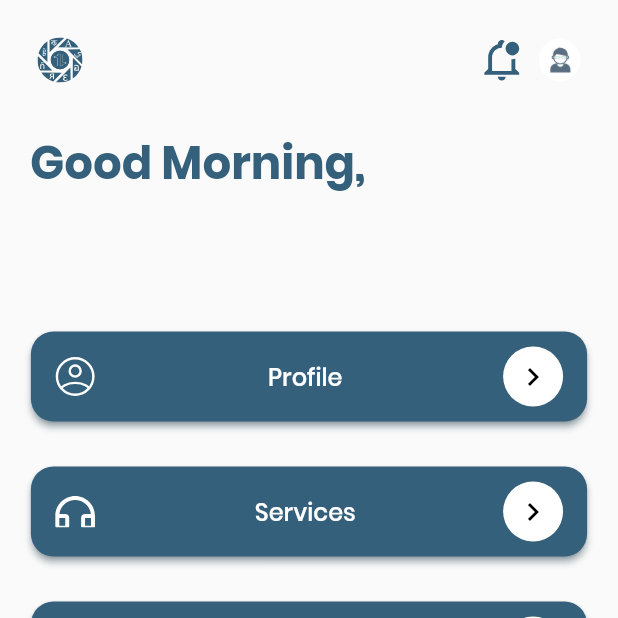
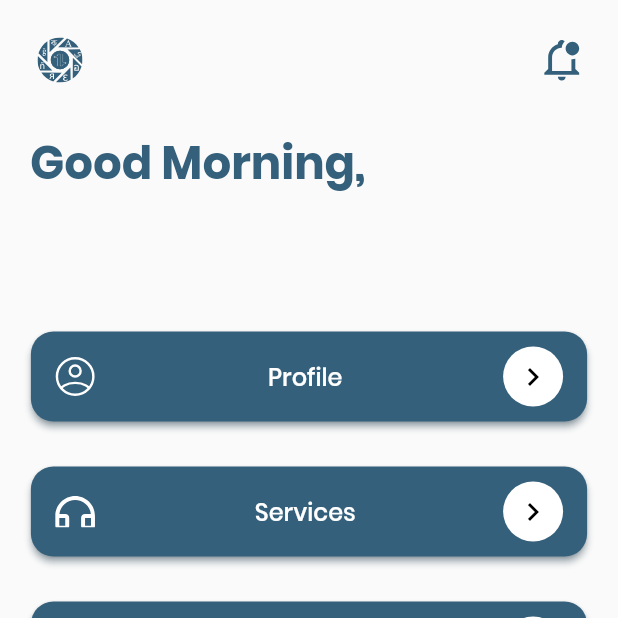
Before and after one commit to huzaifaa786/translation_vendor, a Flutter app: the MainScreen screen opened by its route, after a tap on "Services", after a tap on "Online", on a phone screen of 412 x 824 dp, the top half of it. Run offline on Flutter 3.47's test engine with Material 2 defaults, Android fonts, the light colour scheme and no system bars; drawn by our look-alikes of toggle_switch; our stand-ins replace cached_network_image, dio, flutter_datetime_picker, flutter_easyloading, flutter_svg, get and 6 more; missing offline and left inert: auto_size_text_field, datepicker_dropdown; accounts and stored records are empty; network calls fail; project files that could hold a hidden picture were left out.

Commit message:
Adil, 31/05/2023

```diff
--- a/lib/screen/main/main.dart
+++ b/lib/screen/main/main.dart
@@ -49,11 +49,11 @@
           child: Column(
             children: [
               Topbar(
-                image: mainController.vendor != null
-                    ? mainController.vendor!.profilepic == ''
-                        ? ''
-                        : mainController.vendor!.profilepic
-                    : '',
+                // image: mainController.vendor != null
+                //     ? mainController.vendor!.profilepic == ''
+                //         ? ''
+                //         : mainController.vendor!.profilepic
+                //     : '',
               ),
               mainController.vendor != null
                   ? Padding(
--- a/lib/screen/notification/notification.dart
+++ b/lib/screen/notification/notification.dart
@@ -19,7 +19,7 @@
       backgroundColor: Colors.white,
       body: SafeArea(
           child: Padding(
-            padding: const EdgeInsets.only(left: 12,right: 12),
+        padding: const EdgeInsets.only(left: 12, right: 12),
         child: Column(
           children: [
             TitleTopbar(
@@ -28,54 +28,26 @@
                 Get.back();
               },
             ),
-            SizedBox(height: 23,),
-            Container(
-              padding: const EdgeInsets.only(left: 1, right: 1,top: 12),
-              height: 100,
-              child: NotificationTile(
+            SizedBox(height: 8),
+            NotificationTile(
               title: 'your order recevied form',
               name: 'Fira Jonce',
-                      ontap: () {
-
-                      },
-                    )
-
+              ontap: () {},
             ),
-              Container(
-              padding: const EdgeInsets.only(left: 1, right: 1,top: 12),
-              height: 100,
-              child: NotificationTile(
+            NotificationTile(
               title: 'your order recevied form',
               name: 'Fira Jonce',
-                      ontap: () {
-
-                      },
-                    )
-
+              ontap: () {},
             ),
-              Container(
-              padding: const EdgeInsets.only(left: 1, right: 1,top: 12),
-              height: 100,
-              child: NotificationTile(
+            NotificationTile(
               title: 'your order recevied form',
               name: 'Fira Jonce',
-                      ontap: () {
-
-                      },
-                    )
-
+              ontap: () {},
             ),
-              Container(
-              padding: const EdgeInsets.only(left: 1, right: 1,top: 12),
-              height: 100,
-              child: NotificationTile(
+            NotificationTile(
               title: 'your order recevied form',
               name: 'Fira Jonce',
-                      ontap: () {
-
-                      },
-                    )
-
+              ontap: () {},
             ),
           ],
         ),
--- a/lib/screen/services/schedule.dart
+++ b/lib/screen/services/schedule.dart
@@ -46,7 +46,7 @@
             Text(
               widget.day! + ' Working Hours',
               style: TextStyle(
-                fontFamily: 'Mazzard',
+                fontFamily: 'Poppins',
                 fontSize: 16,
                 fontWeight: FontWeight.w500,
               ),
@@ -70,13 +70,13 @@
               },
               hint: '9:00',
               controller: startTimeController,
-              fontSize: 20.0,
+              fontSize: 18.0,
             ),
             Text(
               'To',
               style: TextStyle(
-                fontFamily: 'Mazzard',
-                fontSize: 20,
+                fontFamily: 'Poppins',
+                fontSize: 16,
                 fontWeight: FontWeight.w500,
               ),
             ),
@@ -93,8 +93,8 @@
                   serviceController.workingHours[index].endTime = endTime;
                 }, currentTime: DateTime.now());
               },
-              hint: '9:00',
-              fontSize: 20.0,
+              hint: '17:00',
+              fontSize: 18.0,
               controller: endTimeController,
             ),
             StarButton(
@@ -113,11 +113,11 @@
         serviceController.workingHours
                 .any((hour) => hour.day == widget.day! && hour.isFrozen)
             ? Padding(
-                padding: const EdgeInsets.only(bottom: 8),
+                padding: const EdgeInsets.only(bottom:12),
                 child: Text('This day is frozen'),
               )
             : Padding(
-                padding: const EdgeInsets.only(bottom: 8),
+                padding: const EdgeInsets.only(bottom: 12),
                 child: Text('This day is unfrozen'),
               ),
       ],
--- a/lib/screen/services/service.dart
+++ b/lib/screen/services/service.dart
@@ -125,15 +125,18 @@
                 ),
                 Row(
                   children: [
-                    SvgPicture.asset('assets/images/shedule.svg'),
                     Padding(
-                      padding: const EdgeInsets.only(left: 6, top: 4),
+                      padding: const EdgeInsets.only(right:6.0),
+                      child: SvgPicture.asset('assets/images/shedule.svg'),
+                    ),
+                    Padding(
+                      padding: const EdgeInsets.only(left: 6.0),
                       child: Text(
                         'Schedule',
                         style: TextStyle(
-                          fontFamily: 'Mazzard',
-                          fontSize: 20,
-                          fontWeight: FontWeight.w500,
+                          fontFamily: 'Poppins',
+                          fontSize: 18,
+                          fontWeight: FontWeight.w600,
                         ),
                       ),
                     )
@@ -204,12 +207,15 @@
                 Row(
                   children: [
                     SvgPicture.asset('assets/images/location.svg'),
-                    Text(
-                      ' Determine range of service',
-                      style: TextStyle(
-                        fontFamily: 'Mazzard',
-                        fontSize: 20,
-                        fontWeight: FontWeight.w500,
+                    Padding(
+                      padding: const EdgeInsets.only(left: 6.0),
+                      child: Text(
+                        ' Determine range of service',
+                        style: TextStyle(
+                          fontFamily: 'Poppins',
+                          fontSize: 18,
+                          fontWeight: FontWeight.w600,
+                        ),
                       ),
                     )
                   ],
@@ -220,8 +226,8 @@
                     : Row(
                         children: [
                           Container(
-                            height: 250,
-                            width: MediaQuery.of(context).size.width * 0.922,
+                            height: 180,
+                            width: MediaQuery.of(context).size.width * 0.9,
                             child: GoogleMap(
                               // circles: serviceController.setCircles(),
                               scrollGesturesEnabled: true,
@@ -257,7 +263,7 @@
                         ],
                       ),
                 SizedBox(
-                  height: 8,
+                  height: 20,
                 ),
                 Schedule(day: 'Monday'),
                 Schedule(day: 'Tuesday'),
--- a/lib/static/notification.dart
+++ b/lib/static/notification.dart
@@ -18,7 +18,9 @@
 
   @override
   Widget build(BuildContext context) {
-    return InkWell(
+    return Padding(
+      padding: const EdgeInsets.only(bottom: 6),
+      child: InkWell(
         onTap: ontap,
         child: Card(
           shadowColor: Colors.grey,
@@ -40,52 +42,56 @@
                             color: mainColor,
                             borderRadius: BorderRadius.all(Radius.circular(25)),
                           ),
-                        child:
-                            Image(image: AssetImage('assets/images/noti.png')),
+                          child: Image(
+                              image: AssetImage('assets/images/noti.png')),
                         ),
                         Container(
                           padding: const EdgeInsets.only(left: 12),
                           width: MediaQuery.of(context).size.width * 0.7,
                           child: Column(
-
                             crossAxisAlignment: CrossAxisAlignment.start,
                             mainAxisAlignment: MainAxisAlignment.spaceBetween,
-
                             children: [
                               Text(
                                 title,
                                 style: TextStyle(
-                                  fontSize: 15,
-                                  fontWeight: FontWeight.w500),
+                                    fontSize: 15, fontWeight: FontWeight.w500),
                                 maxLines: 2,
                               ),
                               SizedBox(height: 3),
                               Row(
-                              mainAxisAlignment: MainAxisAlignment.spaceBetween,
-
+                                mainAxisAlignment:
+                                    MainAxisAlignment.spaceBetween,
                                 children: [
                                   Text(
                                     name,
                                     style: TextStyle(
                                         fontSize: 14,
-                                      color: Color.fromARGB(255, 182, 107, 102),
+                                        color:
+                                            Color.fromARGB(255, 182, 107, 102),
                                         fontWeight: FontWeight.w500),
                                   ),
                                   Padding(
                                     padding: const EdgeInsets.only(top: 4),
-                                  child: Text('AED 56',style: TextStyle(
+                                    child: Text(
+                                      'AED 56',
+                                      style: TextStyle(
                                           fontSize: 13,
-                                        color:mainColor,
-                                        fontWeight: FontWeight.w500),),
+                                          color: mainColor,
+                                          fontWeight: FontWeight.w500),
+                                    ),
                                   ),
                                 ],
                               ),
                               Padding(
                                 padding: const EdgeInsets.only(top: 4),
-                               child: Text('Mon 12:00 PM ',style: TextStyle(
+                                child: Text(
+                                  'Mon 12:00 PM ',
+                                  style: TextStyle(
                                       fontSize: 13,
-                                        color:hintColor,
-                                        fontWeight: FontWeight.w500),),
+                                      color: hintColor,
+                                      fontWeight: FontWeight.w500),
+                                ),
                               ),
                             ],
                           ),
@@ -98,6 +104,7 @@
             ),
           ),
         ),
+      ),
     );
   }
 }
--- a/lib/static/page_p_day.dart
+++ b/lib/static/page_p_day.dart
@@ -1,9 +1,6 @@
 // ignore_for_file: prefer_const_constructors, prefer_typing_uninitialized_variables
 
-import 'dart:math';
-
 import 'package:flutter/material.dart';
-import 'package:flutter_svg/flutter_svg.dart';
 import 'package:translation_vendor/values/colors.dart';
 
 class PagePrice extends StatelessWidget {
@@ -44,7 +41,7 @@
               ),
               Text(' To '),
               Text(
-                maxpage == null ? '' :maxpage,
+                maxpage == null ? '' : maxpage,
                 style: TextStyle(
                     fontWeight: FontWeight.w500,
                     fontSize: 19,
--- a/lib/static/password_field_two.dart
+++ b/lib/static/password_field_two.dart
@@ -2,7 +2,6 @@
 
 import 'package:flutter/material.dart';
 import 'package:get/get.dart';
-import 'package:translation_vendor/values/colors.dart';
 
 class InputFieldPasswordTwo extends StatelessWidget {
   const InputFieldPasswordTwo(
--- a/lib/static/schedule.dart
+++ b/lib/static/schedule.dart
@@ -45,7 +45,7 @@
   @override
   Widget build(BuildContext context) {
     return Padding(
-      padding: const EdgeInsets.only(top: 15,bottom: 8),
+      padding: const EdgeInsets.only(top: 12),
       child: Row(
         mainAxisAlignment: MainAxisAlignment.spaceBetween,
         children: [
@@ -69,11 +69,11 @@
                 hintStyle: TextStyle(color: hintColor),
                 enabledBorder: OutlineInputBorder(
                   borderSide: BorderSide(width: 1, color: Colors.grey[500]!),
-                  borderRadius: BorderRadius.all(Radius.circular(6)),
+                  borderRadius: BorderRadius.all(Radius.circular(12)),
                 ),
                 focusedBorder: OutlineInputBorder(
                   borderSide: BorderSide(width: 1, color: Colors.grey[500]!),
-                  borderRadius: BorderRadius.all(Radius.circular(6)),
+                  borderRadius: BorderRadius.all(Radius.circular(12)),
                 ),
               ),
               cursorColor: Colors.black,
--- a/lib/static/star.button.dart
+++ b/lib/static/star.button.dart
@@ -30,10 +30,8 @@
   Widget build(BuildContext context) {
     return InkWell(
       onTap: onPressed,
-      child: SizedBox(
-        width: 50,
-        height: 50,
       child: Container(
+          padding: EdgeInsets.all(8),
           decoration: BoxDecoration(
               borderRadius: BorderRadius.all(
                 Radius.circular(40),
@@ -41,10 +39,9 @@
               color: Color.fromARGB(255, 246, 237, 237)),
           child: Image.asset(
             'assets/images/star.png',
-              height: 34,
-              width: 34,
+            // height: 34,
+            // width: 34,
           )),
-      ),
     );
   }
 }
--- a/lib/static/topbar.dart
+++ b/lib/static/topbar.dart
@@ -30,28 +30,28 @@
                 },
                 child: SvgPicture.asset('assets/images/notifcation.svg'),
               ),
-              InkWell(
-                onTap: () {
-                  Get.to(() => Profile());
-                },
-                child: Padding(
-                  padding: const EdgeInsets.only(left: 12),
-                  child: ClipRRect(
-                    borderRadius: BorderRadius.circular(20),
-                    child: image == ''
-                        ? Image(
-                            image: AssetImage('assets/images/5907.jpg'),
-                            height: 28,
-                            width: 28,
-                          )
-                        : CachedNetworkImage(
-                            imageUrl: image,
-                            height: 28,
-                            width: 28,
-                          ),
-                  ),
-                ),
-              ),
+              // InkWell(
+              //   onTap: () {
+              //     Get.to(() => Profile());
+              //   },
+              //   child: Padding(
+              //     padding: const EdgeInsets.only(left: 12),
+              //     child: ClipRRect(
+              //       borderRadius: BorderRadius.circular(20),
+              //       child: image == ''
+              //           ? Image(
+              //               image: AssetImage('assets/images/5907.jpg'),
+              //               height: 28,
+              //               width: 28,
+              //             )
+              //           : CachedNetworkImage(
+              //               imageUrl: image,
+              //               height: 28,
+              //               width: 28,
+              //             ),
+              //     ),
+              //   ),
+              // ),
             ],
           )
         ],
```
Also changed, not shown: assets/images/frezze.svg (added). Lines whose indentation alone changed are shown as unchanged.
